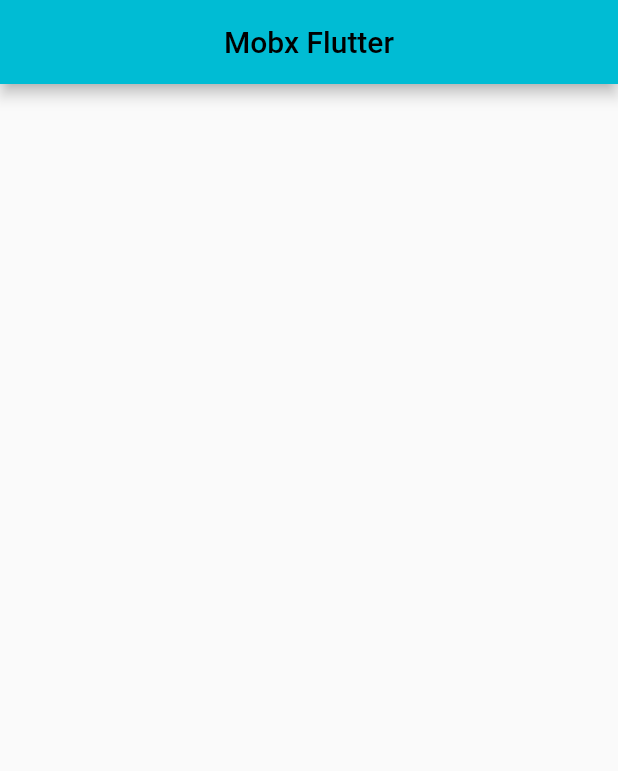
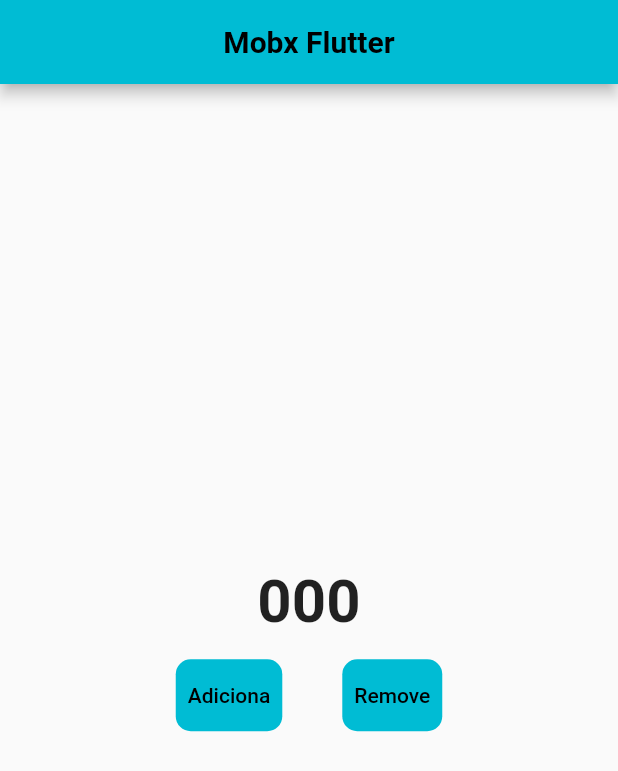
Before and after one commit to PauloSTDev/Mobx_Study, a Flutter app: the screen it shows after launch, on a phone screen of 412 x 824 dp. Shown: the top 771 px of the screen. Run offline on Flutter 3.47's test engine with Material 2 defaults, Android fonts, the phone set to English and light mode, and no system bars.

Commit message:
Cria UI - Apresenta resultado, botão de Adicionar e Remover

```diff
--- a/lib/views/home_page.dart
+++ b/lib/views/home_page.dart
@@ -1,14 +1,56 @@
 import 'package:flutter/material.dart';
 
-class HomePage extends StatelessWidget {
+class HomePage extends StatefulWidget {
   const HomePage({Key? key}) : super(key: key);
 
+  @override
+  State<HomePage> createState() => _HomePageState();
+}
+
+class _HomePageState extends State<HomePage> {
   @override
   Widget build(BuildContext context) {
     return Scaffold(
       appBar: AppBar(
-        title: const Text("Mobx Flutter"),
+        title: const Text("Mobx Flutter", style: TextStyle(fontWeight: FontWeight.bold, fontSize: 20 )),
         centerTitle: true,
+      ),
+      body: Column(
+        mainAxisAlignment: MainAxisAlignment.center,
+        children: [
+          const Center(
+            child: Text("000", style: TextStyle(fontWeight: FontWeight.bold, fontSize: 40),),
+          ),
+          Padding(
+            padding: const EdgeInsets.all(15.0),
+            child: Row(
+              mainAxisAlignment: MainAxisAlignment.center,
+              children: [
+                Container(
+                  decoration: BoxDecoration(
+                    color: Colors.cyan,
+                    borderRadius: BorderRadius.circular(10),
+                  ),
+                  child: TextButton(
+                    onPressed: () {},
+                    child: const Text("Adiciona", style: TextStyle(color: Colors.black),),
+                  ),
+                ),
+                SizedBox(width: 40,),
+                Container(
+                  decoration: BoxDecoration(
+                    color: Colors.cyan,
+                    borderRadius: BorderRadius.circular(10),
+                  ),
+                  child: TextButton(
+                    onPressed: () {},
+                    child: const Text("Remove", style: TextStyle(color: Colors.black),),
+                  ),
+                ),
+              ],
+            ),
+          )
+        ],
       ),
     );
   }
--- a/pubspec.yaml
+++ b/pubspec.yaml
@@ -27,6 +27,8 @@ environment:
 # the latest version available on pub.dev. To see which dependencies have newer
 # versions available, run `flutter pub outdated`.
 dependencies:
+  mobx:
+  flutter_mobx:
   flutter:
     sdk: flutter
 
@@ -36,6 +38,8 @@ dependencies:
   cupertino_icons: ^1.0.2
 
 dev_dependencies:
+  build_runner: ^2.1.10
+  mobx_codegen: ^2.0.6
   flutter_test:
     sdk: flutter
 
```
Also changed, not shown: lib/main.dart (line endings or trailing spaces), pubspec.lock, 1 other file.
